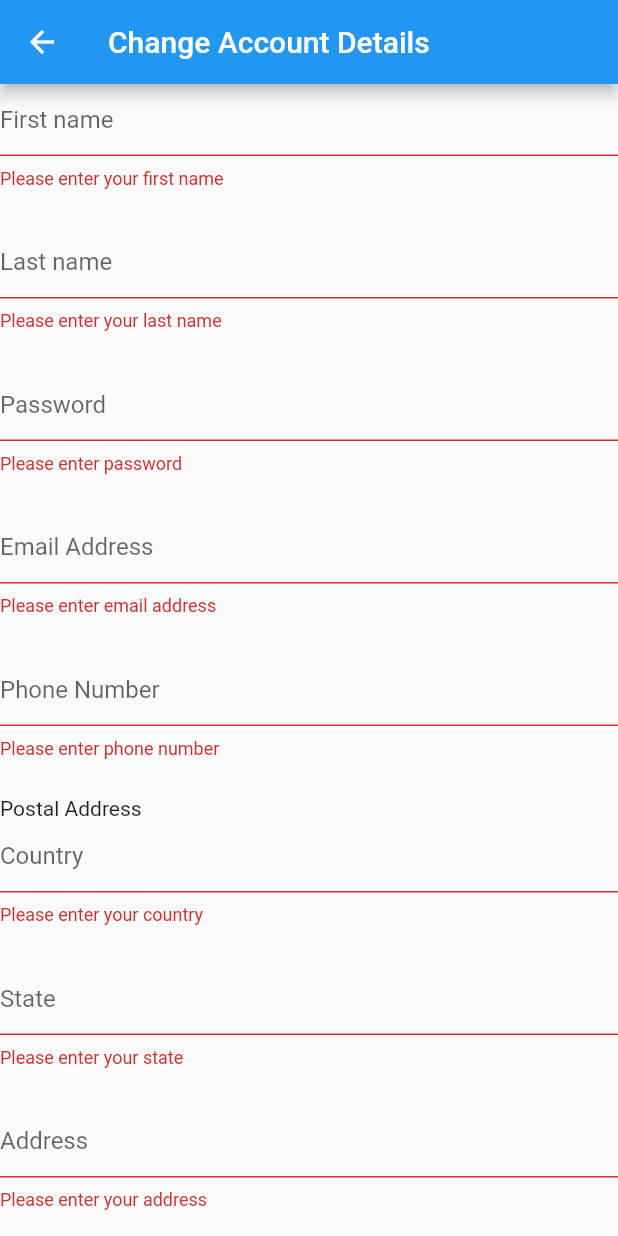
After one commit to Farish-M/To-Do, a Flutter app: the ChangeAccountDetailsPage screen opened directly, after a tap on "Submit", on a phone screen of 412 x 824 dp. The commit adds this screen. Run offline on Flutter 3.47's test engine with Material 2 defaults, Android fonts, the phone set to English and light mode, and no system bars; our stand-ins replace table_calendar.

Commit message:
Validation form added

```diff
--- /dev/null
+++ b/lib/screens/main/views/accountpage.dart
@@ -0,0 +1,32 @@
+import 'package:flutter/material.dart';
+import 'package:productivity_todolist_schedule/screens/main/views/changeaccountdetailspage.dart';
+
+class AccountPage extends StatelessWidget {
+  const AccountPage({Key? key}) : super(key: key);
+
+  @override
+  Widget build(BuildContext context) {
+    return Container(
+        child: Scaffold(
+      appBar: AppBar(
+        title: Text("Account Details"),
+        leading: new IconButton(
+          //Navigates the user directly to the last visted page prior to entering page
+          onPressed: () {
+            Navigator.pop(context);
+          },
+          icon: new Icon(Icons.arrow_back),
+        ),
+      ),
+      floatingActionButton: FloatingActionButton(
+        onPressed: () {
+          Navigator.push(
+              context,
+              //Navigates user to the new to-do page
+              MaterialPageRoute(
+                  builder: (context) => ChangeAccountDetailsPage()));
+        },
+      ),
+    ));
+  }
+}
--- a/lib/screens/main/views/blankpage.dart
+++ b/lib/screens/main/views/blankpage.dart
@@ -1,4 +1,5 @@
 import 'package:flutter/material.dart';
+import 'package:productivity_todolist_schedule/screens/main/views/accountpage.dart';
 import 'package:productivity_todolist_schedule/screens/main/widgets/blankpagewidget.dart';
 
 class BlankPage extends StatelessWidget {
@@ -9,6 +10,18 @@ class BlankPage extends StatelessWidget {
     return Container(
         child: Scaffold(
       appBar: AppBar(
+        leading: new IconButton(
+          icon: const Icon(Icons.account_circle),
+          color: Colors.white,
+          //Navigates the user to the last visted page, in this context the splashpage
+          onPressed: () {
+            Navigator.push(
+                context,
+                //Navigates user to the new to-do page had to hard code direction
+                //due to issues with pressing the back button and returning to the new to-do page
+                MaterialPageRoute(builder: (context) => AccountPage()));
+          },
+        ),
         title: Text(
           "Blank Page",
         ),
--- a/lib/screens/main/views/calendar.dart
+++ b/lib/screens/main/views/calendar.dart
@@ -1,4 +1,5 @@
 import 'package:flutter/material.dart';
+import 'package:productivity_todolist_schedule/screens/main/views/accountpage.dart';
 import 'package:productivity_todolist_schedule/screens/main/widgets/calendar_builder.dart';
 
 class Calendar extends StatelessWidget {
@@ -9,6 +10,18 @@ class Calendar extends StatelessWidget {
     return Container(
       child: Scaffold(
         appBar: AppBar(
+          leading: new IconButton(
+            icon: const Icon(Icons.account_circle),
+            color: Colors.white,
+            //Navigates the user to the last visted page, in this context the splashpage
+            onPressed: () {
+              Navigator.push(
+                  context,
+                  //Navigates user to the new to-do page had to hard code direction
+                  //due to issues with pressing the back button and returning to the new to-do page
+                  MaterialPageRoute(builder: (context) => AccountPage()));
+            },
+          ),
           title: Text(
             "Calendar",
           ),
--- /dev/null
+++ b/lib/screens/main/views/changeaccountdetailspage.dart
@@ -0,0 +1,21 @@
+import 'package:flutter/material.dart';
+import 'package:productivity_todolist_schedule/screens/main/widgets/form_validation.dart';
+
+class ChangeAccountDetailsPage extends StatelessWidget {
+  const ChangeAccountDetailsPage({Key? key}) : super(key: key);
+
+  @override
+  Widget build(BuildContext context) {
+    return Scaffold(
+      appBar: AppBar(
+        title: Text("Change Account Details"),
+      ),
+      body: SizedBox(
+        width: 500,
+        child: Scaffold(
+          body: ValidationForm(),
+        ),
+      ),
+    );
+  }
+}
--- a/lib/screens/main/views/todolist.dart
+++ b/lib/screens/main/views/todolist.dart
@@ -1,6 +1,6 @@
 import 'package:flutter/material.dart';
+import 'package:productivity_todolist_schedule/screens/main/views/accountpage.dart';
 import 'package:productivity_todolist_schedule/screens/main/views/newtodo.dart';
-import 'package:productivity_todolist_schedule/screens/main/views/loginpage.dart';
 import 'package:productivity_todolist_schedule/screens/main/widgets/todolist_builders/todolist_builder.dart';
 
 class ToDoListPage extends StatelessWidget {
@@ -13,14 +13,15 @@ class ToDoListPage extends StatelessWidget {
             appBar: AppBar(
               //Back arrow button for the user
               leading: new IconButton(
-                icon: new Icon(Icons.arrow_back_ios, color: Colors.grey),
+                icon: const Icon(Icons.account_circle),
+                color: Colors.white,
                 //Navigates the user to the last visted page, in this context the splashpage
                 onPressed: () {
                   Navigator.push(
                       context,
                       //Navigates user to the new to-do page had to hard code direction
                       //due to issues with pressing the back button and returning to the new to-do page
-                      MaterialPageRoute(builder: (context) => LoginPage()));
+                      MaterialPageRoute(builder: (context) => AccountPage()));
                 },
               ),
               title: Text(
--- /dev/null
+++ b/lib/screens/main/widgets/form_validation.dart
@@ -0,0 +1,220 @@
+//Widget that holds the form validation information parameters
+import 'package:flutter/material.dart';
+import 'package:productivity_todolist_schedule/screens/main/views/accountpage.dart';
+
+class ValidationForm extends StatefulWidget {
+  const ValidationForm({Key? key}) : super(key: key);
+
+  @override
+  MyCustomFormState createState() {
+    return MyCustomFormState();
+  }
+}
+
+// Create a corresponding State class.
+// This class holds data related to the form.
+class MyCustomFormState extends State<ValidationForm> {
+  // Create a global key that uniquely identifies the Form widget
+  // and allows validation of the form.
+  //
+  // Note: This is a GlobalKey<FormState>,
+  // not a GlobalKey<MyCustomFormState>.
+  final _formKey = GlobalKey<FormState>();
+
+  @override
+  Widget build(BuildContext context) {
+    // Build a Form widget using the _formKey created above.
+    return Form(
+      key: _formKey,
+      child: Column(
+        crossAxisAlignment: CrossAxisAlignment.start,
+        children: [
+          TextFormField(
+            decoration: InputDecoration(
+              contentPadding: new EdgeInsets.only(bottom: 5),
+              labelText: "First name",
+              hintText: "i.e John",
+            ),
+            // The validator receives the text that the user has entered.
+            validator: (value) {
+              if (value == null || value.isEmpty) {
+                return 'Please enter your first name';
+              }
+              if (RegExp(r"^\s*([A-Za-z]{1,}([\.,] |[-']| ))+[A-Za-z]+\.?\s*$")
+                  .hasMatch(value)) {
+                return 'Enter a valid first name';
+              }
+              return null;
+            },
+          ),
+          SizedBox(
+            height: 25.0,
+          ),
+          TextFormField(
+            decoration: InputDecoration(
+                contentPadding: new EdgeInsets.only(bottom: 5),
+                labelText: "Last name",
+                hintText: "Family name or another name"),
+            // The validator receives the text that the user has entered.
+            validator: (value) {
+              if (value == null || value.isEmpty) {
+                return 'Please enter your last name';
+              }
+              if (RegExp(r"^\s*([A-Za-z]{1,}([\.,] |[-']| ))+[A-Za-z]+\.?\s*$")
+                  .hasMatch(value)) {
+                return 'Enter a valid last name';
+              }
+              return null;
+            },
+          ),
+          SizedBox(
+            height: 25.0,
+          ),
+          TextFormField(
+            decoration: InputDecoration(
+                contentPadding: new EdgeInsets.only(bottom: 5),
+                labelText: "Password",
+                hintText: "Minimum 8 characters"),
+            // The validator receives the text that the user has entered.
+            validator: (value) {
+              if (value == null || value.isEmpty) {
+                return 'Please enter password';
+              }
+              return value.length < 8
+                  ? 'Password must be greater than eight characters'
+                  : null;
+            },
+          ),
+          SizedBox(
+            height: 25.0,
+          ),
+          TextFormField(
+            decoration: InputDecoration(
+                contentPadding: new EdgeInsets.only(bottom: 5),
+                labelText: "Email Address",
+                hintText: "Email@Domain.com"),
+            // The validator receives the text that the user has entered.
+            validator: (value) {
+              if (value == null || value.isEmpty) {
+                return 'Please enter email address';
+              }
+              if (!RegExp(
+                      "^[a-zA-Z0-9.!#%&'*+/=?^_`{|}~-]+@[a-zA-Z0-9](?:[a-zA-Z0-9-]{0,253}[a-zA-Z0-9])?(?:\.[a-zA-Z0-9](?:[a-zA-Z0-9-]{0,253}[a-zA-Z0-9])?)*")
+                  .hasMatch(value)) {
+                return 'Enter a valid email address';
+              }
+              if (!RegExp(".com").hasMatch(value)) {
+                return 'Include .com';
+              }
+              return null;
+            },
+          ),
+          SizedBox(
+            height: 25.0,
+          ),
+          TextFormField(
+            decoration: InputDecoration(
+              contentPadding: new EdgeInsets.only(bottom: 5),
+              labelText: "Phone Number",
+            ),
+            // The validator receives the text that the user has entered.
+            validator: (value) {
+              if (value == null || value.isEmpty) {
+                return 'Please enter phone number';
+              }
+              if (!RegExp("[0-9]").hasMatch(value)) {
+                return 'Enter a valid phone number';
+              }
+              return value.length != 10 ? 'Enter a valid phone number' : null;
+            },
+          ),
+          SizedBox(
+            height: 25.0,
+          ),
+          //Catagorised Postal Address information separation
+          Text("Postal Address"),
+          TextFormField(
+            decoration: InputDecoration(
+              contentPadding: new EdgeInsets.only(bottom: 5),
+              labelText: "Country",
+            ),
+            // The validator receives the text that the user has entered.
+            validator: (value) {
+              if (value == null || value.isEmpty) {
+                return 'Please enter your country';
+              }
+              if (RegExp(r"^\s*([A-Za-z]{1,}([\.,] |[-']| ))+[A-Za-z]+\.?\s*$")
+                  .hasMatch(value)) {
+                return 'Enter a valid country';
+              }
+              return null;
+            },
+          ),
+          SizedBox(
+            height: 25.0,
+          ),
+          TextFormField(
+            decoration: InputDecoration(
+              contentPadding: new EdgeInsets.only(bottom: 5),
+              labelText: "State",
+            ),
+            // The validator receives the text that the user has entered.
+            validator: (value) {
+              if (value == null || value.isEmpty) {
+                return 'Please enter your state';
+              }
+              if (RegExp(r"^\s*([A-Za-z]{1,}([\.,] |[-']| ))+[A-Za-z]+\.?\s*$")
+                  .hasMatch(value)) {
+                return 'Enter a valid state';
+              }
+              return null;
+            },
+          ),
+          SizedBox(
+            height: 25.0,
+          ),
+          TextFormField(
+            decoration: InputDecoration(
+              contentPadding: new EdgeInsets.only(bottom: 5),
+              labelText: "Address",
+            ),
+            // The validator receives the text that the user has entered.
+            validator: (value) {
+              if (value == null || value.isEmpty) {
+                return 'Please enter your address';
+              }
+              if (RegExp(r"^\s*([A-Za-z]{1,}([\.,] |[-']| ))+[A-Za-z]+\.?\s*$")
+                  .hasMatch(value)) {
+                return 'Enter a valid address';
+              }
+              return null;
+            },
+          ),
+          SizedBox(
+            height: 25.0,
+          ),
+          Padding(
+            padding: const EdgeInsets.symmetric(vertical: 16.0),
+            child: ElevatedButton(
+              onPressed: () {
+                // Validate returns true if the form is valid according to set parameters for email address
+                if (_formKey.currentState!.validate()) {
+                  // If the form is valid, display a snackbar. In the real world,
+                  // you'd often call a server or save the information in a database.
+                  ScaffoldMessenger.of(context).showSnackBar(
+                    const SnackBar(content: Text('Account Details Changed')),
+                  );
+                  Navigator.push(
+                      context,
+                      //Navigates user to the new to-do page
+                      MaterialPageRoute(builder: (context) => AccountPage()));
+                }
+              },
+              child: const Text('Submit'),
+            ),
+          ),
+        ],
+      ),
+    );
+  }
+}
```
